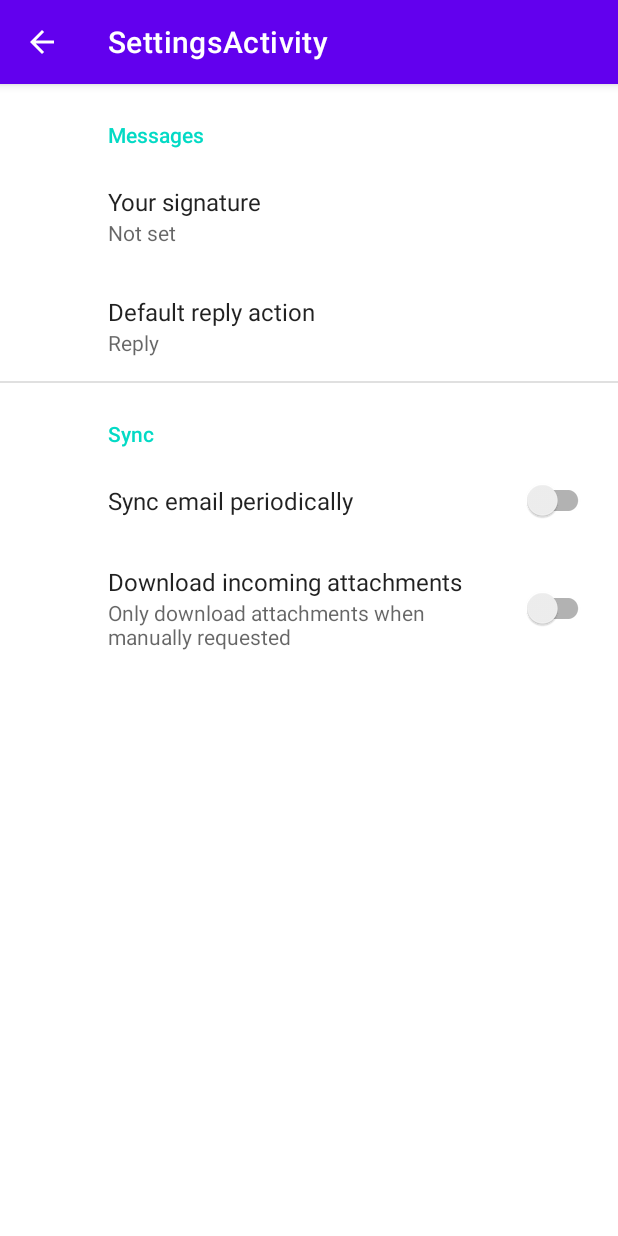
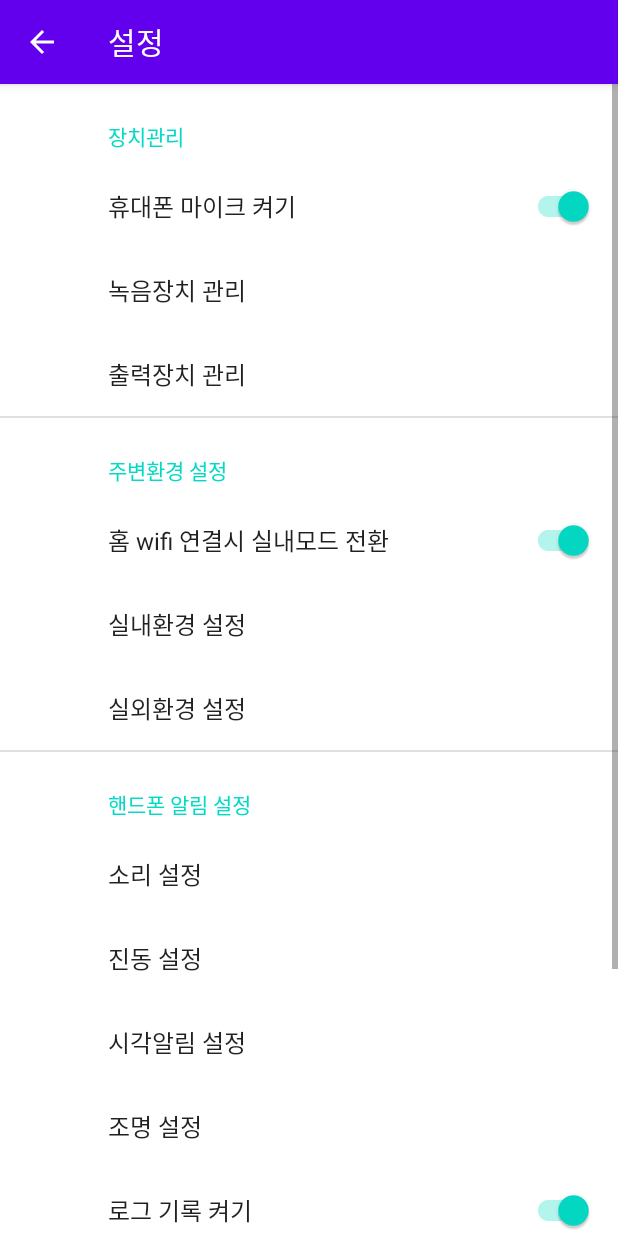
Before and after one commit to ritajeong/let-me-listen, an Android app: the SettingsActivity screen opened directly, with no data from a screen before it, on a phone screen of 412 x 824 dp. Run offline under Robolectric (Android 15) with nearby library versions, the phone set to English and light mode, and no system bars; our stand-ins replace androidx.preference.

Commit message:
Design preferences.xml for setting options

```diff
--- a/app/src/main/res/values/arrays.xml
+++ b/app/src/main/res/values/arrays.xml
@@ -1,12 +1,46 @@
 <resources>
     <!-- Reply Preference -->
-    <string-array name="reply_entries">
-        <item>Reply</item>
-        <item>Reply to all</item>
+    <string-array name="indoor_entries">
+        <item>20dB : 시계초침</item>
+        <item>30dB : 속삭임</item>
+        <item>40dB : 도서관</item>
+        <item>50dB : 사무실</item>
+        <item>60dB : 대화소리</item>
     </string-array>
 
-    <string-array name="reply_values">
-        <item>reply</item>
-        <item>reply_all</item>
+    <string-array name="indoor_values">
+        <item>20</item>
+        <item>30</item>
+        <item>40</item>
+        <item>50</item>
+        <item>60</item>
+    </string-array>
+
+    <string-array name="outdoor_entries">
+        <item>20dB : 시계초침</item>
+        <item>30dB : 속삭임</item>
+        <item>40dB : 도서관</item>
+        <item>50dB : 사무실</item>
+        <item>60dB : 대화소리</item>
+        <item>70dB : 전화벨</item>
+        <item>80dB : 지하철</item>
+        <item>90dB : 비명소리</item>
+        <item>100dB : 기찻길</item>
+        <item>1100dB : 경적</item>
+        <item>1200dB : 비행기 이착륙시</item>
+    </string-array>
+
+    <string-array name="outdoor_values">
+        <item>20</item>
+        <item>30</item>
+        <item>40</item>
+        <item>50</item>
+        <item>60</item>
+        <item>70</item>
+        <item>80</item>
+        <item>90</item>
+        <item>100</item>
+        <item>110</item>
+        <item>120</item>
     </string-array>
 </resources>
--- a/app/src/main/res/values/strings.xml
+++ b/app/src/main/res/values/strings.xml
@@ -5,11 +5,13 @@
     <string name="button2">실외모드</string>
     <string name="textview2">자동차 경적, 화재경보음, 개 짖는 소리</string>
     <string name="setting">SETTING</string>
-    <string name="title_activity_settings">SettingsActivity</string>
+    <string name="title_activity_settings">설정</string>
 
     <!-- Preference Titles -->
-    <string name="messages_header">Messages</string>
-    <string name="sync_header">Sync</string>
+    <string name="header1">1</string>
+    <string name="header2">2</string>
+    <string name="header3">3</string>
+    <string name="header4">4</string>
 
     <!-- Messages Preferences -->
     <string name="signature_title">Your signature</string>
--- a/app/src/main/res/xml/root_preferences.xml
+++ b/app/src/main/res/xml/root_preferences.xml
@@ -1,27 +1,74 @@
 <?xml version="1.0" encoding="utf-8"?>
-<PreferenceScreen xmlns:app="http://schemas.android.com/apk/res-auto">
-    <PreferenceCategory app:title="@string/messages_header">
-        <EditTextPreference
-            app:key="signature"
-            app:title="@string/signature_title"
-            app:useSimpleSummaryProvider="true" />
+<PreferenceScreen xmlns:app="http://schemas.android.com/apk/res-auto"
+    xmlns:android="http://schemas.android.com/apk/res/android">
+    <PreferenceCategory app:title="장치관리">
+        <SwitchPreferenceCompat
+            app:key="mic"
+            app:title="휴대폰 마이크 켜기"
+            android:defaultValue="true"/>
+        <Preference
+            app:key="input_device"
+            app:title="녹음장치 관리"/>
+        <Preference
+            app:key="output_device"
+            app:title="출력장치 관리"/>
+    </PreferenceCategory>
+
+    <PreferenceCategory app:title="주변환경 설정">
+        <SwitchPreferenceCompat
+            app:key="wifi"
+            app:title="홈 wifi 연결시 실내모드 전환"
+            android:defaultValue="true"/>
+        <!-- ListPreference, entries : The human-readable array to present as a list. -->
+        <!--entryValues The array to find the value to save for a preference when an entry from entries is selected.-->
         <ListPreference
-            app:defaultValue="reply"
-            app:entries="@array/reply_entries"
-            app:entryValues="@array/reply_values"
-            app:key="reply"
-            app:title="@string/reply_title"
-            app:useSimpleSummaryProvider="true" />
+            app:key="indoor"
+            app:title="실내환경 설정"
+            app:entries="@array/indoor_entries"
+            app:entryValues="@array/indoor_values"/>
+        <ListPreference
+            app:key="outdoor"
+            app:title="실외환경 설정"
+            app:entries="@array/outdoor_entries"
+            app:entryValues="@array/outdoor_values" />
     </PreferenceCategory>
-    <PreferenceCategory app:title="@string/sync_header">
+
+    <PreferenceCategory app:title="핸드폰 알림 설정">
+        <Preference
+            app:key=""
+            app:title="소리 설정"/>
+        <Preference
+            app:key="output_device"
+            app:title="진동 설정"/>
+        <Preference
+            app:key="output_device"
+            app:title="시각알림 설정"/>
+        <Preference
+            app:key="output_device"
+            app:title="조명 설정"/>
         <SwitchPreferenceCompat
-            app:key="sync"
-            app:title="@string/sync_title" />
-        <SwitchPreferenceCompat
-            app:dependency="sync"
-            app:key="attachment"
-            app:summaryOff="@string/attachment_summary_off"
-            app:summaryOn="@string/attachment_summary_on"
-            app:title="@string/attachment_title" />
+            app:key="log"
+            app:title="로그 기록 켜기"
+            android:defaultValue="true"/>
+        <!--RingtonePreference
+            app:key="ringtone"
+            app:title="알림음 설정"
+            app:ringtoneType="notification"
+            app:persistent="false"
+            app:showDefault="false"
+            app:showSilent="true"-->
     </PreferenceCategory>
+
+    <PreferenceCategory app:title="기타">
+        <Preference
+            app:key="output_device"
+            app:title="개발자에게 소리보내기"/>
+        <Preference
+            app:key="output_device"
+            app:title="FAQ"/>
+        <Preference
+            app:key="output_device"
+            app:title="1:1문의"/>
+    </PreferenceCategory>
+
 </PreferenceScreen>
```
